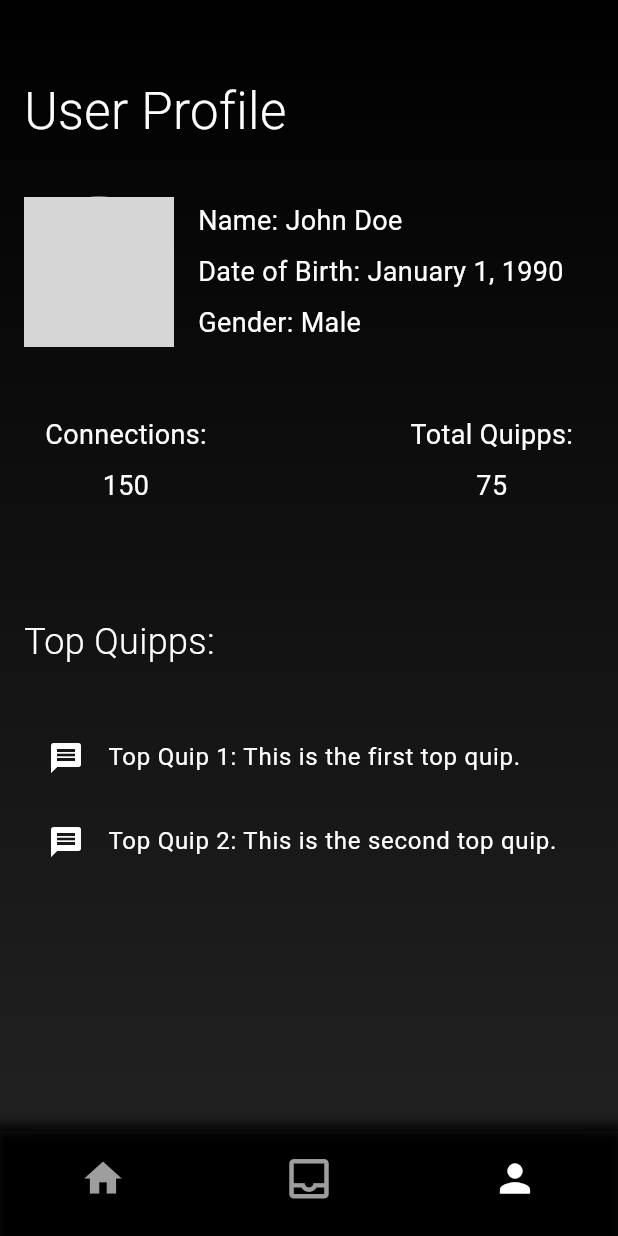
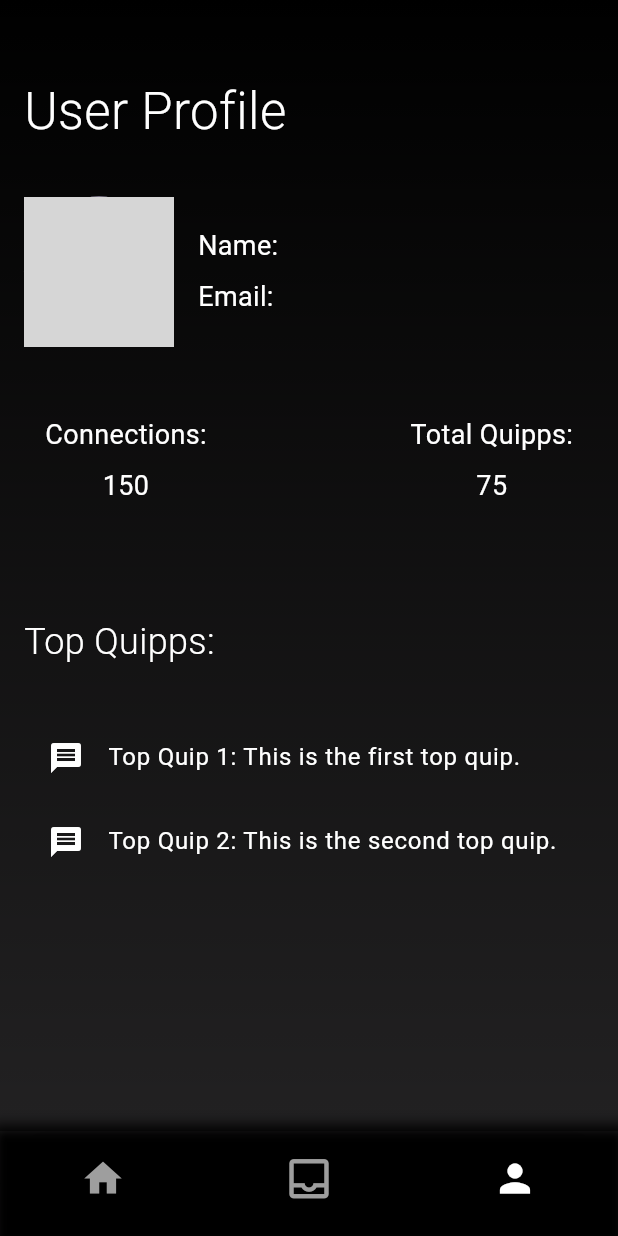
Before and after one commit to nesarw/Quip, a Flutter app: the ConnectionsPage screen opened directly with empty values, item 3 of the bottom bar chosen, on a phone screen of 412 x 824 dp. Run offline on Flutter 3.47's test engine with Material 3 defaults, Android fonts, the phone set to English and light mode, and no system bars; our stand-ins replace cloud_firestore, firebase_auth, firebase_core; accounts and stored records are empty; grey boxes are pictures that could not be loaded.

Commit message:
v1.4(Sessions and User Profile)

```diff
--- a/lib/pages/connections.page.dart
+++ b/lib/pages/connections.page.dart
@@ -24,7 +24,7 @@ class _ConnectionsPageState extends State<ConnectionsPage> {
     super.initState();
     _pages.addAll([
       ConnectionsPageContent(user: widget.user),
-      QuippInboxPage(),
+      QuippInboxPage(user: widget.user),
       UserProfilePage(user: widget.user),
     ]);
   }
@@ -47,6 +47,7 @@ class _ConnectionsPageState extends State<ConnectionsPage> {
               MaterialPageRoute(builder: (context) => ConnectionsPage(user: widget.user)),
             );
           },
+          user: widget.user, // Pass the user session
         ),
       ),
     );
--- a/lib/pages/quipp_inbox.page.dart
+++ b/lib/pages/quipp_inbox.page.dart
@@ -1,7 +1,12 @@
 import 'package:flutter/material.dart';
+import 'package:firebase_auth/firebase_auth.dart'; // Add this import
 import 'package:quip/widget/bottom_navigation_bar.dart'; // Add this import
 
 class QuippInboxPage extends StatefulWidget {
+  final User user;
+
+  QuippInboxPage({required this.user});
+
   @override
   _QuippInboxPageState createState() => _QuippInboxPageState();
 }
--- a/lib/pages/quipp_now.page.dart
+++ b/lib/pages/quipp_now.page.dart
@@ -1,12 +1,14 @@
 import 'package:flutter/material.dart';
 import 'dart:math';
+import 'package:firebase_auth/firebase_auth.dart'; // Add this import
 import 'connections.page.dart'; // Update this import
 
 class QuippNowPage extends StatefulWidget {
   final String username;
   final VoidCallback onQuippNowComplete;
+  final User user; // Add this parameter
 
-  QuippNowPage({required this.username, required this.onQuippNowComplete});
+  QuippNowPage({required this.username, required this.onQuippNowComplete, required this.user}); // Update constructor
 
   @override
   _QuippNowPageState createState() => _QuippNowPageState();
--- a/lib/pages/user_profile.page.dart
+++ b/lib/pages/user_profile.page.dart
@@ -1,5 +1,5 @@
+import 'package:cloud_firestore/cloud_firestore.dart'; // Add this import
 import 'package:firebase_auth/firebase_auth.dart';
-import 'package:flutter/material.dart';
 import 'package:flutter/material.dart';
 import 'package:quip/widget/bottom_navigation_bar.dart'; // Add this import
 
@@ -14,11 +14,27 @@ class UserProfilePage extends StatefulWidget {
 
 class _UserProfilePageState extends State<UserProfilePage> {
   int _selectedIndex = 2; // Set the selected index to 2 for the profile page
+  String userName = 'John Doe'; // Default value
 
   final List<String> topQuips = [
     'Top Quip 1: This is the first top quip.',
     'Top Quip 2: This is the second top quip.',
   ];
+
+  @override
+  void initState() {
+    super.initState();
+    _fetchUserName();
+  }
+
+  Future<void> _fetchUserName() async {
+    DocumentSnapshot userDoc = await FirebaseFirestore.instance.collection('users').doc(widget.user.uid).get();
+    if (userDoc.exists) {
+      setState(() {
+        userName = userDoc['name'];
+      });
+    }
+  }
 
   void _onItemTapped(int index) {
     setState(() {
@@ -70,17 +86,12 @@ class _UserProfilePageState extends State<UserProfilePage> {
                         crossAxisAlignment: CrossAxisAlignment.start,
                         children: <Widget>[
                           Text(
-                            'Name: John Doe',
+                            'Name: $userName', // Display the fetched user name
                             style: TextStyle(color: Colors.white, fontSize: 18),
                           ),
                           SizedBox(height: 8),
                           Text(
-                            'Date of Birth: January 1, 1990',
-                            style: TextStyle(color: Colors.white, fontSize: 18),
-                          ),
-                          SizedBox(height: 8),
-                          Text(
-                            'Gender: Male',
+                            'Email: ${widget.user.email}',
                             style: TextStyle(color: Colors.white, fontSize: 18),
                           ),
                         ],
```
Also changed, not shown: lib/pages/login.page.dart (+16 -0 lines), lib/pages/profile.page.dart (deleted), 4 other files.
